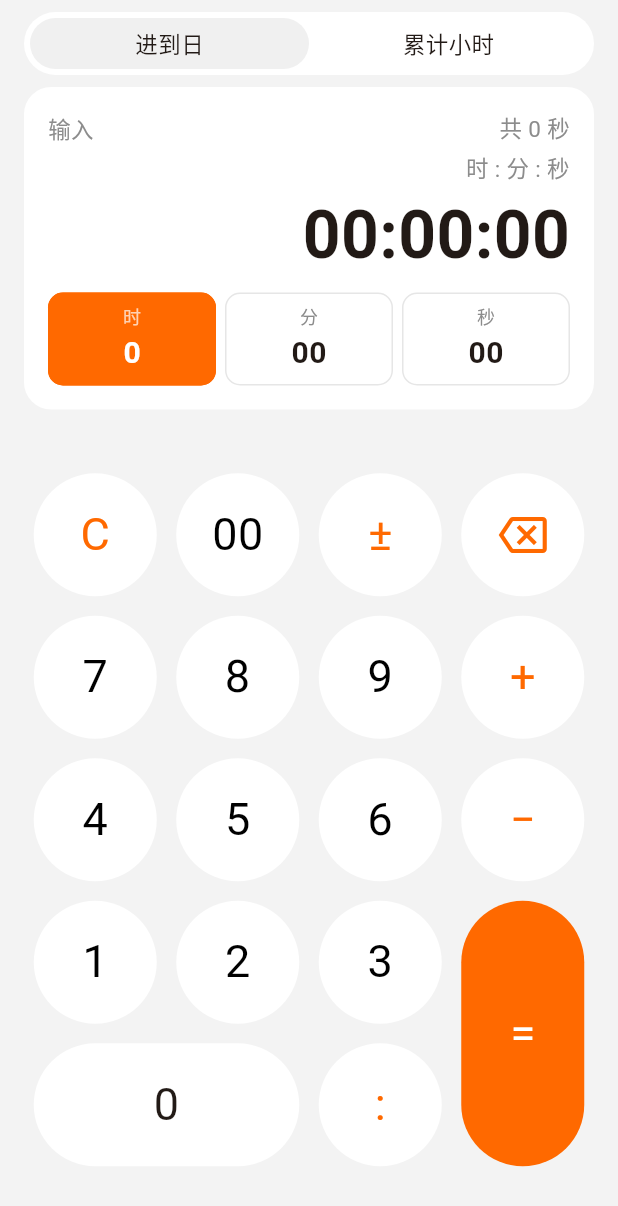
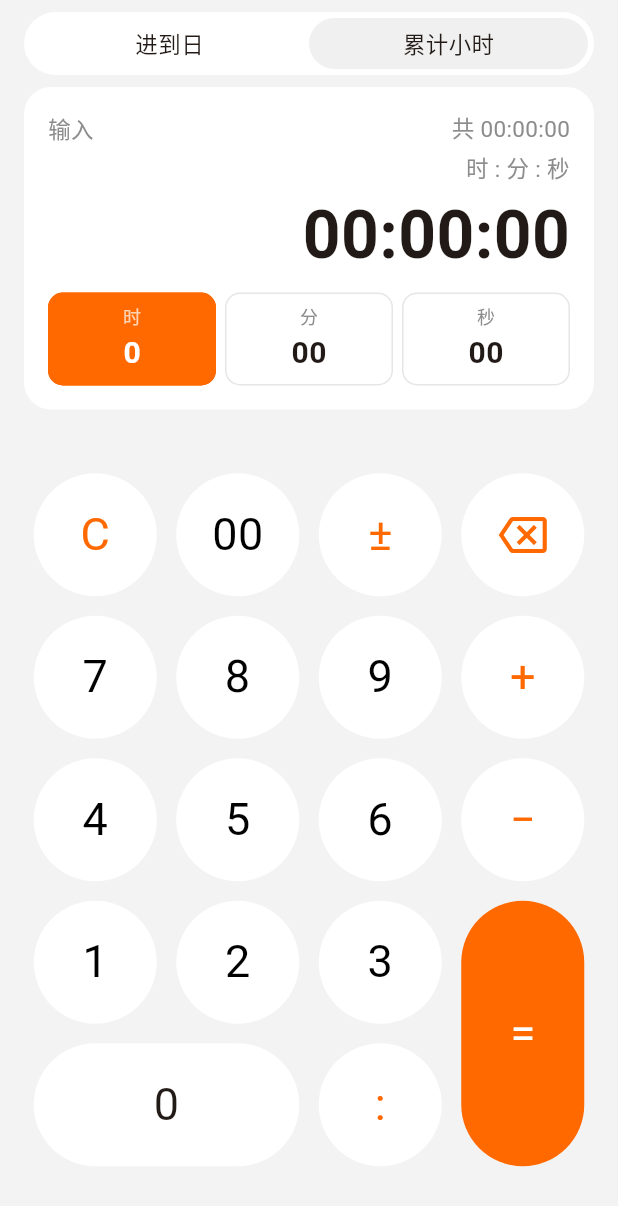
Before and after one commit to fnthinklevi/FnthinkCalculator, a Flutter app: the _DurationArithmeticView widget shown alone on an empty page, opened directly, on a phone screen of 412 x 824 dp. Shown: the top 1206 px of the screen. Run offline on Flutter 3.47's test engine with Material 3 defaults, Android fonts, the phone set to English and light mode, and no system bars; our stand-ins replace audioplayers, shared_preferences; accounts and stored records are empty.

Commit message:
fix: 时间计算输入/结果两态布局一致并调整总时长口径
- 结果态保留时/分/秒芯片并显示结果分解值，卡片高度与键盘直径不再随状态变化
- 右上角「共」改为 HH:MM:SS，默认口径改为累计小时
- 补充两态布局一致回归测试与文档说明

```diff
--- a/lib/features/multifunction/time/duration_view.dart
+++ b/lib/features/multifunction/time/duration_view.dart
@@ -32,7 +32,7 @@ class _DurationArithmeticViewState extends State<_DurationArithmeticView> {
   int? _result;
   bool _showResult = false;
   bool _negative = false;
-  bool _carryToDays = true;
+  bool _carryToDays = false;
 
   _TimeSegment _active = _TimeSegment.hours;
   String _buffer = '';
@@ -86,6 +86,11 @@ class _DurationArithmeticViewState extends State<_DurationArithmeticView> {
   };
 
   String get _activeValueText => _activeValue.toString();
+
+  int get _chipHours => _showResult ? _result!.abs() ~/ 3600 : _hours;
+  int get _chipMinutes =>
+      _showResult ? (_result!.abs() % 3600) ~/ 60 : _minutes;
+  int get _chipSeconds => _showResult ? _result!.abs() % 60 : _seconds;
 
   void _setActiveValue(int value) {
     switch (_active) {
@@ -292,6 +297,7 @@ class _DurationArithmeticViewState extends State<_DurationArithmeticView> {
   Widget _displayCard(BuildContext context) {
     final secondary = CalcColors.secondaryText(context);
     return Container(
+      key: const Key('duration-calc-card'),
       padding: const EdgeInsets.all(16),
       decoration: BoxDecoration(
         color: CalcColors.keyBackground(context),
@@ -308,7 +314,7 @@ class _DurationArithmeticViewState extends State<_DurationArithmeticView> {
               ),
               const Spacer(),
               Text(
-                '共 ${formatCount(_totalSeconds)} 秒',
+                '共 ${formatDurationAccumulated(_totalSeconds)}',
                 key: const Key('duration-calc-total-seconds'),
                 style: TextStyle(fontSize: 15, color: secondary),
               ),
@@ -341,25 +347,23 @@ class _DurationArithmeticViewState extends State<_DurationArithmeticView> {
               ),
             ),
           ),
-          if (!_showResult) ...[
           const SizedBox(height: 6),
           Row(
             children: [
-                _segmentChip(_TimeSegment.hours, '时', _hours.toString()),
+              _segmentChip(_TimeSegment.hours, '时', _chipHours.toString()),
               const SizedBox(width: 6),
-                _segmentChip(_TimeSegment.minutes, '分', twoDigits(_minutes)),
+              _segmentChip(_TimeSegment.minutes, '分', twoDigits(_chipMinutes)),
               const SizedBox(width: 6),
-                _segmentChip(_TimeSegment.seconds, '秒', twoDigits(_seconds)),
+              _segmentChip(_TimeSegment.seconds, '秒', twoDigits(_chipSeconds)),
             ],
           ),
-          ],
         ],
       ),
     );
   }
 
   Widget _segmentChip(_TimeSegment segment, String label, String value) {
-    final active = _active == segment;
+    final active = !_showResult && _active == segment;
     final secondary = CalcColors.secondaryText(context);
     return Expanded(
       child: Material(
```
Also changed, not shown: 3 other files. Lines whose indentation alone changed are shown as unchanged.
